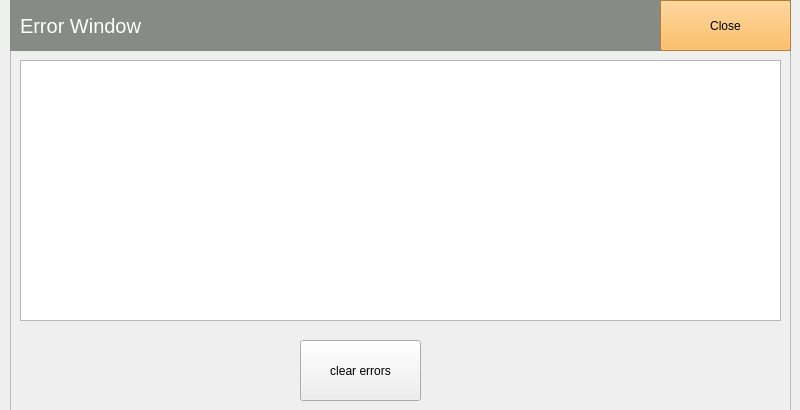
Qt form errorwindow.ui (chP6/Konzept_ErstesBeispiel) before a commit.
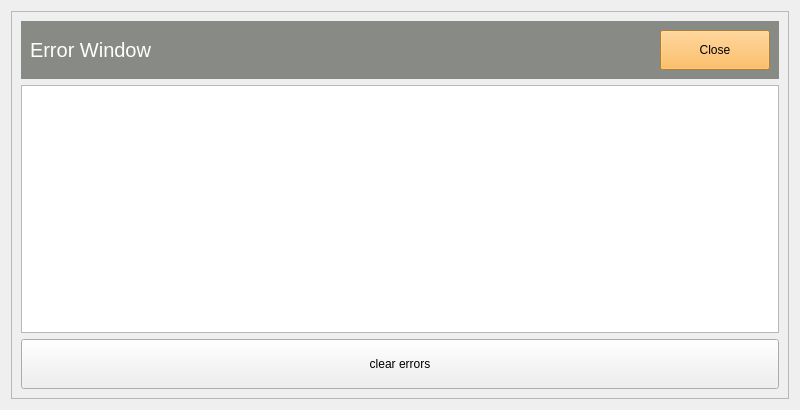
The same form after that commit.

```diff
--- a/errorwindow.ui
+++ b/errorwindow.ui
@@ -19,29 +19,20 @@
   <property name="styleSheet">
    <string notr="true"/>
   </property>
+  <layout class="QGridLayout" name="gridLayout">
+   <item row="0" column="0">
   <widget class="QFrame" name="frame">
-   <property name="geometry">
-    <rect>
-     <x>10</x>
-     <y>0</y>
-     <width>781</width>
-     <height>461</height>
-    </rect>
-   </property>
    <property name="frameShape">
     <enum>QFrame::StyledPanel</enum>
    </property>
    <property name="frameShadow">
     <enum>QFrame::Raised</enum>
    </property>
+     <layout class="QGridLayout" name="gridLayout_2">
+      <item row="0" column="0">
    <widget class="QFrame" name="frame_2">
-    <property name="geometry">
-     <rect>
-      <x>0</x>
-      <y>0</y>
-      <width>781</width>
-      <height>51</height>
-     </rect>
+        <property name="cursor">
+         <cursorShape>BlankCursor</cursorShape>
     </property>
     <property name="styleSheet">
      <string notr="true">background-color: rgb(136, 138, 133);</string>
@@ -55,15 +46,9 @@
     <property name="lineWidth">
      <number>1</number>
     </property>
+        <layout class="QHBoxLayout" name="horizontalLayout">
+         <item>
     <widget class="QLabel" name="label">
-     <property name="geometry">
-      <rect>
-       <x>10</x>
-       <y>10</y>
-       <width>161</width>
-       <height>31</height>
-      </rect>
-     </property>
      <property name="font">
       <font>
        <pointsize>15</pointsize>
@@ -76,14 +61,20 @@
       <string>Error Window</string>
      </property>
     </widget>
+         </item>
+         <item>
     <widget class="QPushButton" name="pbEwClose">
-     <property name="geometry">
-      <rect>
-       <x>650</x>
-       <y>0</y>
-       <width>131</width>
-       <height>51</height>
-      </rect>
+           <property name="sizePolicy">
+            <sizepolicy hsizetype="Maximum" vsizetype="Minimum">
+             <horstretch>0</horstretch>
+             <verstretch>0</verstretch>
+            </sizepolicy>
+           </property>
+           <property name="minimumSize">
+            <size>
+             <width>110</width>
+             <height>40</height>
+            </size>
      </property>
      <property name="styleSheet">
       <string notr="true">background-color: rgb(252, 175, 62);</string>
@@ -92,16 +83,12 @@
       <string>Close</string>
      </property>
     </widget>
-   </widget>
+         </item>
+        </layout>
+       </widget>
+      </item>
+      <item row="1" column="0">
    <widget class="QListView" name="listView">
-    <property name="geometry">
-     <rect>
-      <x>10</x>
-      <y>60</y>
-      <width>761</width>
-      <height>261</height>
-     </rect>
-    </property>
     <property name="autoScroll">
      <bool>true</bool>
     </property>
@@ -121,20 +108,30 @@
      <bool>false</bool>
     </property>
    </widget>
+      </item>
+      <item row="2" column="0">
    <widget class="QPushButton" name="pbEwClear">
-    <property name="geometry">
-     <rect>
-      <x>290</x>
-      <y>340</y>
-      <width>121</width>
-      <height>61</height>
-     </rect>
+        <property name="sizePolicy">
+         <sizepolicy hsizetype="Minimum" vsizetype="Minimum">
+          <horstretch>0</horstretch>
+          <verstretch>0</verstretch>
+         </sizepolicy>
+        </property>
+        <property name="minimumSize">
+         <size>
+          <width>0</width>
+          <height>50</height>
+         </size>
     </property>
     <property name="text">
      <string>clear errors</string>
     </property>
    </widget>
-  </widget>
+      </item>
+     </layout>
+    </widget>
+   </item>
+  </layout>
  </widget>
  <resources/>
  <connections/>
```
Lines whose indentation alone changed are shown as unchanged.
